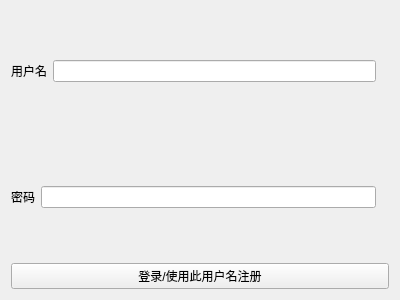
Old version of the form login.ui in the repository yj235/ParrotClient.
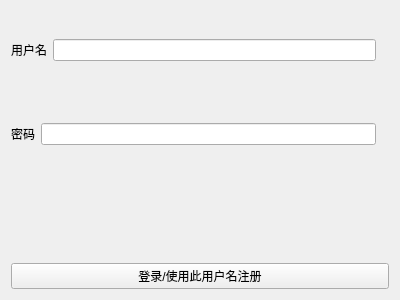
New version of the form. Custom widgets are drawn as their Qt base class.

What changed in the file:
```diff
--- a/login.ui
+++ b/login.ui
@@ -56,6 +56,13 @@
      </item>
     </layout>
    </item>
+   <item>
+    <widget class="QLabel" name="label_regist_failed">
+     <property name="text">
+      <string/>
+     </property>
+    </widget>
+   </item>
    <item>
     <widget class="QPushButton" name="pushButton">
      <property name="text">
```
